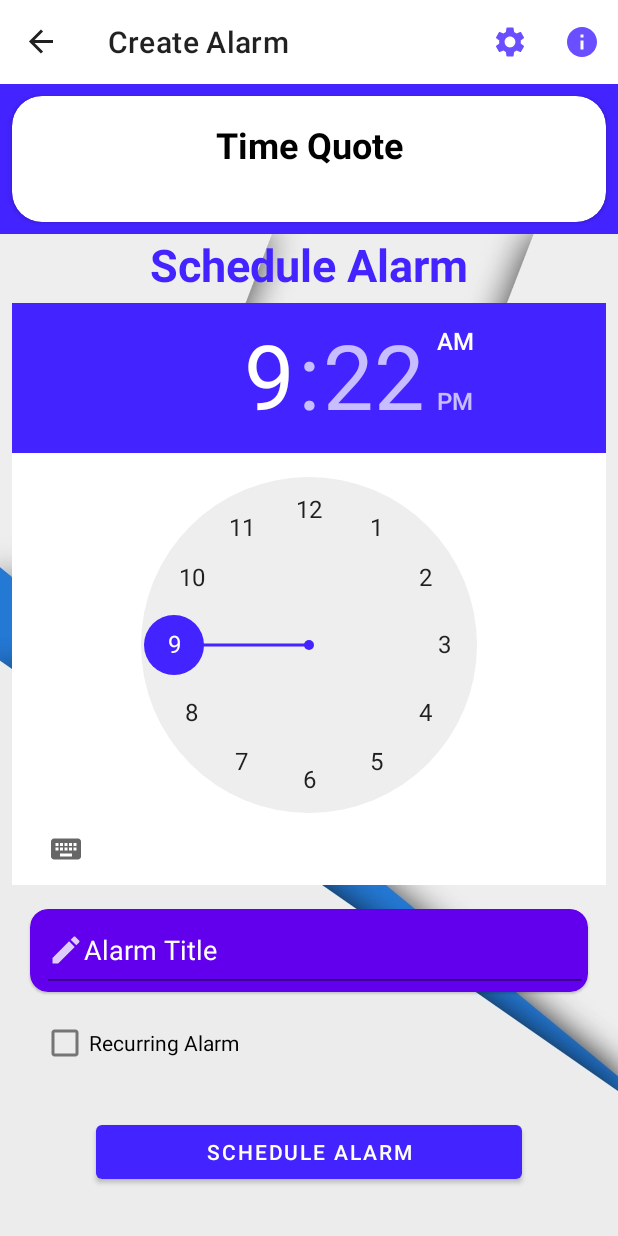
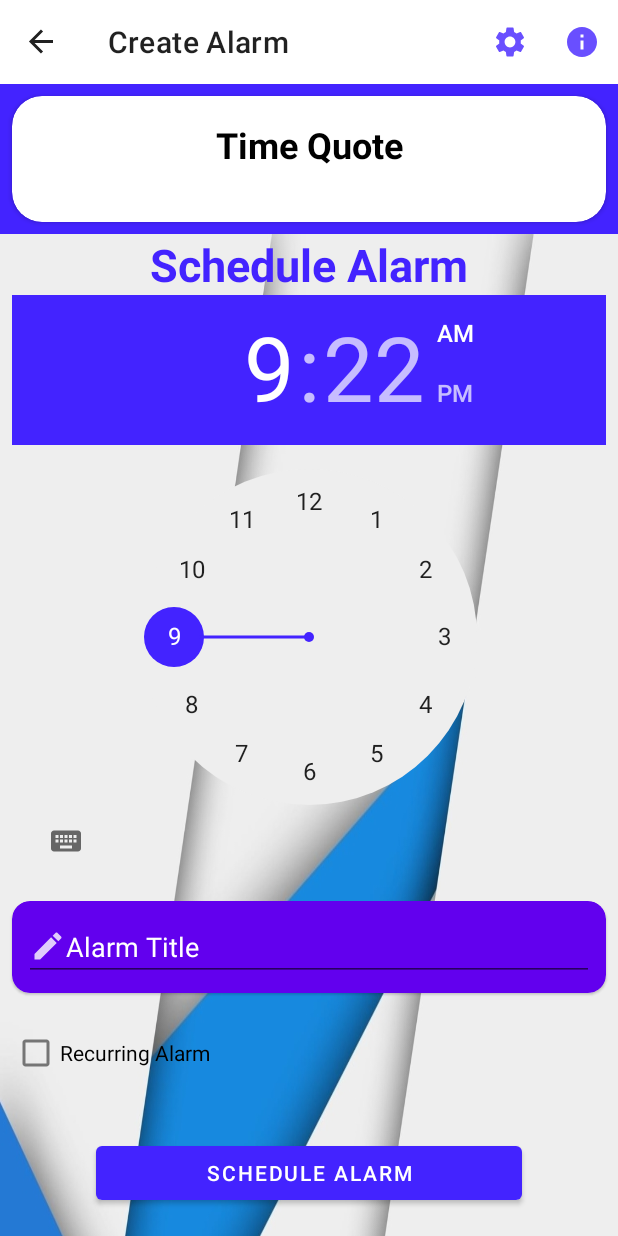
Before and after one commit to jokerphuongnam/SimpleAlarmClock, an Android app: the CreateAlarmFragment screen opened through its navigation route, on a phone screen of 412 x 824 dp. Run offline under Robolectric (Android 15) with nearby library versions, the phone set to English and light mode, and no system bars; our stand-ins replace ButterKnife, Firebase (no records; nobody signed in at launch, a user with empty details on screens opened directly), Room's generated code, RxJava, navigation-ui; libraries missing offline, so code that uses them is left out: com.rbddevs.splashy, hu.akarnokd.rxjava3; 7 statements that could not run were skipped.

Commit message:
make update feature

```diff
--- a/app/src/main/java/com/learntodroid/simplealarmclock/alarmslist/AlarmsListFragment.java
+++ b/app/src/main/java/com/learntodroid/simplealarmclock/alarmslist/AlarmsListFragment.java
@@ -89,7 +89,7 @@ public class AlarmsListFragment extends Fragment implements OnToggleAlarmListene
         alarmsRecyclerView.setLayoutManager(new LinearLayoutManager(getContext()));
         alarmsRecyclerView.setAdapter(alarmRecyclerListAdapter);
         alarmsRecyclerView.setItemAnimator(new DefaultItemAnimator());
-        addAlarm.setOnClickListener(v -> Navigation.findNavController(v).navigate(R.id.action_alarmsListFragment_to_createAlarmFragment));
+        addAlarm.setOnClickListener(v -> Navigation.findNavController(v).navigate(R.id.action_alarmsListFragment_to_createAlarmFragment, null));
 
         new ItemTouchHelper(new AlarmsTouchHelperCallBack((position, direction) -> {
             Alarm alarm = alarmRecyclerListAdapter.getAlarm(position);
@@ -115,6 +115,14 @@ public class AlarmsListFragment extends Fragment implements OnToggleAlarmListene
         }
         alarmsListViewModel.update(alarm);
     }
+
+    @Override
+    public void itemClick(View v, Alarm alarm) {
+        Bundle bundle = new Bundle();
+        bundle.putSerializable("alarm", alarm);
+        Navigation.findNavController(v).navigate(R.id.action_alarmsListFragment_to_createAlarmFragment, bundle);
+    }
+
     UpdateAlarmReceiver receiver;
     @Override
     public void onResume() {
@@ -131,7 +139,6 @@ public class AlarmsListFragment extends Fragment implements OnToggleAlarmListene
         super.onPause();
         Objects.requireNonNull(getContext()).unregisterReceiver(receiver);
         receiver = null;
-
     }
 
     public class UpdateAlarmReceiver extends BroadcastReceiver {
--- a/app/src/main/java/com/learntodroid/simplealarmclock/alarmslist/AlarmsListViewModel.java
+++ b/app/src/main/java/com/learntodroid/simplealarmclock/alarmslist/AlarmsListViewModel.java
@@ -69,7 +69,7 @@ public class AlarmsListViewModel extends AndroidViewModel {
         composite.add(updateDispose);
     }
 
-    public void delete(Alarm alarm) {
+    public void delete(@NotNull Alarm alarm) {
         alarm.cancelAlarm(getApplication());
         if (subscribeDelete != null) {
             subscribeDelete.dispose();
--- a/app/src/main/java/com/learntodroid/simplealarmclock/alarmslist/OnToggleAlarmListener.java
+++ b/app/src/main/java/com/learntodroid/simplealarmclock/alarmslist/OnToggleAlarmListener.java
@@ -1,7 +1,10 @@
 package com.learntodroid.simplealarmclock.alarmslist;
+
+import android.view.View;
 
 import com.learntodroid.simplealarmclock.data.Alarm;
 
 public interface OnToggleAlarmListener {
     void onToggle(Alarm alarm);
+    void itemClick(View v, Alarm alarm);
 }
--- a/app/src/main/java/com/learntodroid/simplealarmclock/data/Alarm.java
+++ b/app/src/main/java/com/learntodroid/simplealarmclock/data/Alarm.java
@@ -15,6 +15,7 @@ import androidx.room.PrimaryKey;
 import com.learntodroid.simplealarmclock.broadcastreceiver.AlarmBroadcastReceiver;
 import com.learntodroid.simplealarmclock.createalarm.DayUtil;
 
+import java.io.Serializable;
 import java.util.Calendar;
 
 import static com.learntodroid.simplealarmclock.broadcastreceiver.AlarmBroadcastReceiver.FRIDAY;
@@ -28,7 +29,7 @@ import static com.learntodroid.simplealarmclock.broadcastreceiver.AlarmBroadcast
 import static com.learntodroid.simplealarmclock.broadcastreceiver.AlarmBroadcastReceiver.WEDNESDAY;
 
 @Entity(tableName = "alarm_table")
-public class Alarm {
+public class Alarm implements Serializable {
     @PrimaryKey
     @NonNull
     private int alarmId;
--- a/app/src/main/res/layout/fragment_createalarm.xml
+++ b/app/src/main/res/layout/fragment_createalarm.xml
@@ -1,12 +1,13 @@
 <?xml version="1.0" encoding="utf-8"?>
 
-<androidx.constraintlayout.widget.ConstraintLayout xmlns:android="http://schemas.android.com/apk/res/android"
+<LinearLayout xmlns:android="http://schemas.android.com/apk/res/android"
     xmlns:app="http://schemas.android.com/apk/res-auto"
     xmlns:tools="http://schemas.android.com/tools"
     android:layout_width="match_parent"
-    android:layout_height="match_parent"
+    android:layout_height="wrap_content"
     android:background="@drawable/webp_net_resizeimage"
-    android:elevation="0dp">
+    android:elevation="0dp"
+    android:orientation="vertical">
 
     <TextView
         android:id="@+id/fragment_createalarm_scheduleAlarmHeading"
@@ -17,60 +18,40 @@
         android:textAppearance="@style/TextAppearance.AppCompat.Medium"
         android:textColor="@color/colorAccent"
         android:textSize="30sp"
-        android:textStyle="bold"
-        app:layout_constraintTop_toTopOf="parent" />
+        android:textStyle="bold" />
 
-
-    <androidx.constraintlayout.widget.ConstraintLayout
-        android:layout_width="0dp"
-        android:layout_height="550dp"
+    <LinearLayout
+        android:layout_width="match_parent"
+        android:layout_height="wrap_content"
         android:layout_marginStart="8dp"
         android:layout_marginEnd="8dp"
-        app:layout_constraintBottom_toTopOf="@+id/fragment_createalarm_scheduleAlarm"
-        app:layout_constraintEnd_toEndOf="parent"
-        app:layout_constraintStart_toStartOf="parent">
-
-        <LinearLayout
-            android:id="@+id/fragment_createalarm_timePickerLayout"
-            android:layout_width="match_parent"
-            android:layout_height="wrap_content"
-            android:layout_marginTop="8dp"
-            android:background="#FFFFFF"
-            android:orientation="horizontal"
-            app:layout_constraintEnd_toEndOf="parent"
-            app:layout_constraintStart_toStartOf="parent"
-            app:layout_constraintTop_toTopOf="parent">
+        android:orientation="vertical">
 
         <TimePicker
             android:id="@+id/fragment_createalarm_timePicker"
-                android:layout_width="0dp"
+            android:layout_width="match_parent"
             android:layout_height="wrap_content"
             android:layout_weight="0.6"
             android:timePickerMode="clock" />
-
-
     </LinearLayout>
 
     <com.google.android.material.card.MaterialCardView
         android:id="@+id/fragment_createalarm_title_card"
-            android:layout_width="372dp"
-            android:layout_height="55dp"
+        android:layout_width="match_parent"
+        android:layout_height="wrap_content"
         android:layout_marginStart="8dp"
         android:layout_marginTop="16dp"
         android:layout_marginEnd="8dp"
         android:background="@color/colorAccent"
         android:backgroundTint="@color/design_default_color_primary"
-            app:cardCornerRadius="12dp"
-            app:layout_constraintEnd_toEndOf="parent"
-            app:layout_constraintStart_toStartOf="parent"
-            app:layout_constraintTop_toBottomOf="@+id/fragment_createalarm_timePickerLayout">
+        app:cardCornerRadius="12dp">
 
         <EditText
             android:id="@+id/fragment_createalarm_title"
             android:layout_width="match_parent"
             android:layout_height="match_parent"
 
-                android:layout_marginLeft="8dp"
+            android:layout_margin="8dp"
             android:drawableLeft="@drawable/ic_edi"
             android:hint="Alarm Title"
             android:textColor="#FFFFFF"
@@ -80,26 +61,26 @@
 
     <com.google.android.material.checkbox.MaterialCheckBox
         android:id="@+id/fragment_createalarm_recurring"
-            android:layout_width="357dp"
-            android:layout_height="36dp"
+        android:layout_width="match_parent"
+        android:layout_height="wrap_content"
         android:layout_marginStart="8dp"
         android:layout_marginTop="16dp"
         android:layout_marginEnd="8dp"
         android:checked="false"
-            android:text="Recurring Alarm"
-            app:layout_constraintEnd_toEndOf="parent"
-            app:layout_constraintStart_toStartOf="parent"
-            app:layout_constraintTop_toBottomOf="@+id/fragment_createalarm_title_card" />
+        android:text="Recurring Alarm" />
 
-        <LinearLayout
+    <androidx.core.widget.NestedScrollView
         android:id="@+id/fragment_createalarm_recurring_options"
         android:layout_width="match_parent"
         android:layout_height="wrap_content"
-            android:orientation="horizontal"
         android:visibility="gone"
-            app:layout_constraintEnd_toEndOf="parent"
-            app:layout_constraintStart_toStartOf="parent"
-            app:layout_constraintTop_toBottomOf="@+id/fragment_createalarm_recurring">
+        android:fillViewport="true"
+        tools:visibility="visible">
+
+        <LinearLayout
+            android:layout_width="match_parent"
+            android:layout_height="wrap_content"
+            android:orientation="horizontal">
 
             <com.google.android.material.checkbox.MaterialCheckBox
                 android:id="@+id/fragment_createalarm_checkMon"
@@ -144,22 +125,16 @@
                 android:text="Sun" />
 
         </LinearLayout>
-
-
-    </androidx.constraintlayout.widget.ConstraintLayout>
-
+    </androidx.core.widget.NestedScrollView>
 
     <Button
         android:id="@+id/fragment_createalarm_scheduleAlarm"
+        android:layout_gravity="center"
         android:layout_width="match_parent"
         android:layout_height="wrap_content"
-        android:layout_gravity="center"
+        android:layout_marginBottom="32dp"
+        android:layout_marginTop="32dp"
         android:layout_marginStart="64dp"
         android:layout_marginEnd="64dp"
-        android:layout_marginBottom="32dp"
-        android:text="Schedule Alarm"
-        app:layout_constraintBottom_toBottomOf="parent"
-        app:layout_constraintEnd_toEndOf="parent"
-        app:layout_constraintStart_toStartOf="parent" />
-
-</androidx.constraintlayout.widget.ConstraintLayout>
+        android:text="Schedule Alarm" />
+</LinearLayout>
--- a/app/src/main/res/navigation/nav_graph.xml
+++ b/app/src/main/res/navigation/nav_graph.xml
@@ -16,7 +16,13 @@
             app:enterAnim="@anim/slide_in_right"
             app:exitAnim="@anim/slide_out_left"
             app:popEnterAnim="@anim/slide_in_left"
-            app:popExitAnim="@anim/slide_out_right" />
+            app:popExitAnim="@anim/slide_out_right" >
+
+            <argument
+                android:name="alarm"
+                app:nullable="true"
+                app:argType="com.learntodroid.simplealarmclock.data.Alarm"/>
+        </action>
     </fragment>
     <fragment
         android:id="@+id/createAlarmFragment"
```
Also changed, not shown: app/src/main/java/com/learntodroid/simplealarmclock/alarmslist/AlarmViewHolder.java (+8 -1 lines), app/src/main/java/com/learntodroid/simplealarmclock/createalarm/CreateAlarmFragment.java (+48 -26 lines), app/src/main/java/com/learntodroid/simplealarmclock/createalarm/CreateAlarmViewModel.java (+22 -8 lines), app/src/main/res/layout/item_alarm.xml (+8 -2 lines). Lines whose indentation alone changed are shown as unchanged.
